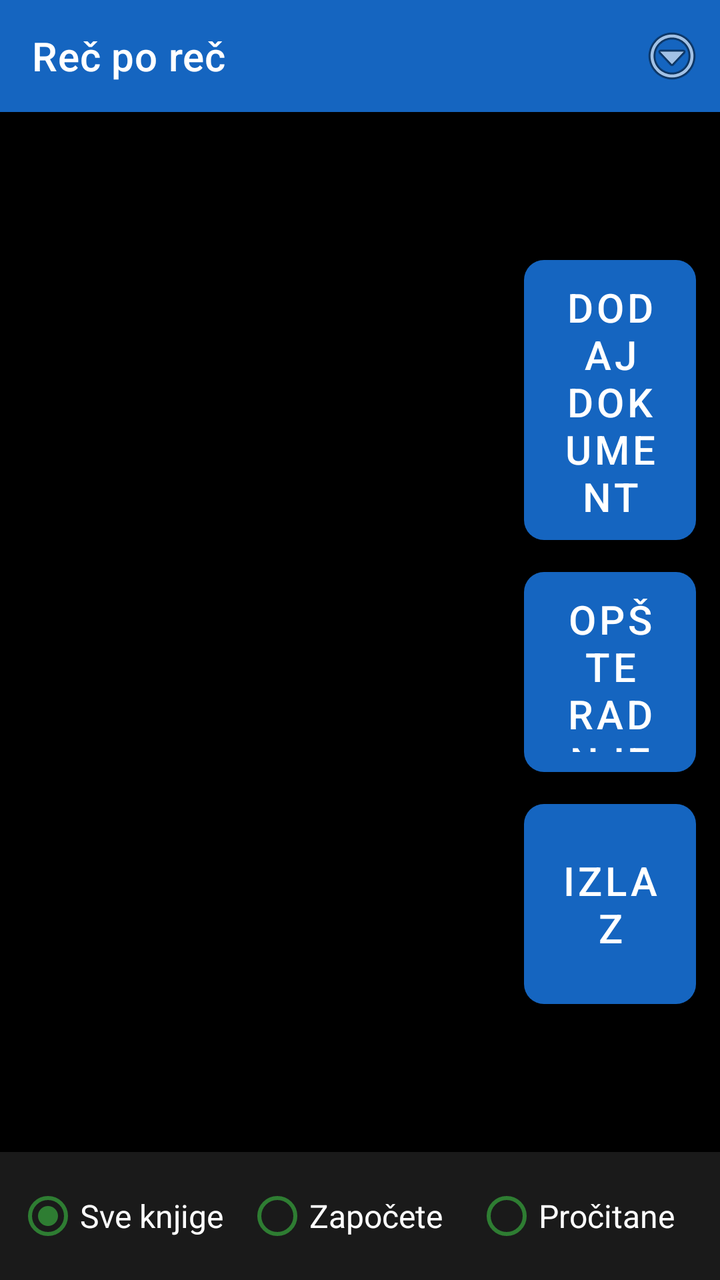
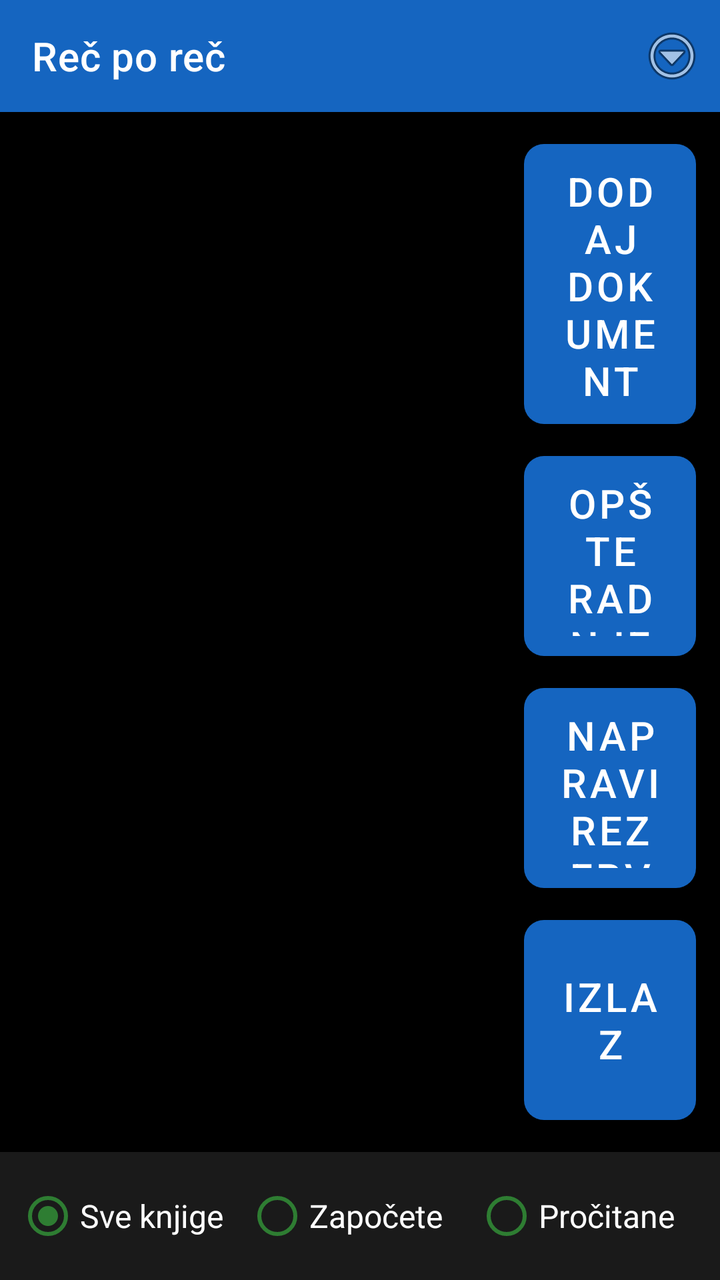

The first picture is an Android layout as it rendered before a commit; the second is the same layout after the commit. The layout source and the unified diff follow.
<!-- AndroidManifest.xml: application theme Theme.RecPoRec -->
<!-- res/layout/activity_document_list.xml -->
<?xml version="1.0" encoding="utf-8"?>
<LinearLayout xmlns:android="http://schemas.android.com/apk/res/android"
    xmlns:app="http://schemas.android.com/apk/res-auto"
    android:layout_width="match_parent"
    android:layout_height="match_parent"
    android:orientation="vertical"
    android:fitsSystemWindows="true"
    android:background="@color/background">

    <androidx.appcompat.widget.Toolbar
        android:id="@+id/toolbar"
        android:layout_width="match_parent"
        android:layout_height="?attr/actionBarSize"
        android:background="@color/btn_voice"
        android:titleTextColor="@color/text_primary"
        app:title="@string/app_name">

        <ImageButton
            android:id="@+id/btnOverflow"
            android:layout_width="48dp"
            android:layout_height="48dp"
            android:layout_gravity="end|center_vertical"
            android:background="@android:color/transparent"
            android:contentDescription="@string/menu_options_button"
            android:src="@android:drawable/ic_menu_more" />
    </androidx.appcompat.widget.Toolbar>

    <LinearLayout
        android:layout_width="match_parent"
        android:layout_height="0dp"
        android:layout_weight="1"
        android:orientation="horizontal">

        <FrameLayout
            android:layout_width="0dp"
            android:layout_height="match_parent"
            android:layout_weight="1">

            <androidx.recyclerview.widget.RecyclerView
                android:id="@+id/recyclerDocuments"
                android:layout_width="match_parent"
                android:layout_height="match_parent"
                android:padding="8dp" />

            <TextView
                android:id="@+id/emptyView"
                android:layout_width="match_parent"
                android:layout_height="match_parent"
                android:gravity="center"
                android:visibility="gone"
                android:padding="24dp"
                android:textSize="20sp"
                android:textColor="@color/text_primary"
                android:text="@string/no_documents" />
        </FrameLayout>

        
        <LinearLayout
            android:layout_width="110dp"
            android:layout_height="match_parent"
            android:orientation="vertical"
            android:gravity="center_vertical"
            android:padding="12dp">

            <Button
                android:id="@+id/btnAddDocument"
                android:layout_width="match_parent"
                android:layout_height="140dp"
                android:textSize="20sp"
                android:backgroundTint="@color/btn_chapter"
                android:textColor="@color/button_text"
                android:background="@drawable/key_button_shape"
                android:contentDescription="Dodaj dokument. Dug pritisak: proveri dozvole."
                android:text="@string/add_document" />

            <Button
                android:id="@+id/btnGeneralActions"
                android:layout_width="match_parent"
                android:layout_height="100dp"
                android:layout_marginTop="16dp"
                android:textSize="20sp"
                android:backgroundTint="@color/btn_combined"
                android:textColor="@color/button_text"
                android:background="@drawable/key_button_shape"
                android:contentDescription="Opšte radnje: odaberi sve, obriši odabrano"
                android:text="Opšte radnje" />

            <Button
                android:id="@+id/btnExit"
                android:layout_width="match_parent"
                android:layout_height="100dp"
                android:layout_marginTop="16dp"
                android:textSize="20sp"
                android:backgroundTint="@color/btn_page_nav"
                android:textColor="@color/button_text"
                android:background="@drawable/key_button_shape"
                android:contentDescription="Izađi iz aplikacije, zaustavlja i rad u pozadini. Dug pritisak: Otkrivanje spoljnog uređaja."
                android:text="Izlaz" />
        </LinearLayout>

    </LinearLayout>

    <RadioGroup
        android:id="@+id/groupLibraryTabs"
        android:layout_width="match_parent"
        android:layout_height="wrap_content"
        android:orientation="horizontal"
        android:background="#1A1A1A"
        android:padding="8dp">

        <RadioButton
            android:id="@+id/tabAllBooks"
            android:layout_width="0dp"
            android:layout_height="wrap_content"
            android:layout_weight="1"
            android:textSize="16sp"
            android:textColor="@color/text_primary"
            android:buttonTint="@color/btn_chapter"
            android:checked="true"
            android:text="Sve knjige" />

        <RadioButton
            android:id="@+id/tabStartedBooks"
            android:layout_width="0dp"
            android:layout_height="wrap_content"
            android:layout_weight="1"
            android:textSize="16sp"
            android:textColor="@color/text_primary"
            android:buttonTint="@color/btn_chapter"
            android:text="Započete" />

        <RadioButton
            android:id="@+id/tabFinishedBooks"
            android:layout_width="0dp"
            android:layout_height="wrap_content"
            android:layout_weight="1"
            android:textSize="16sp"
            android:textColor="@color/text_primary"
            android:buttonTint="@color/btn_chapter"
            android:text="Pročitane" />
    </RadioGroup>

</LinearLayout>
<!-- resources referenced by this layout -->
<resources>
  <color name="background">#000000</color>
  <color name="btn_chapter">#2E7D32</color>
  <color name="btn_combined">#455A64</color>
  <color name="btn_page_nav">#AD1457</color>
  <color name="btn_voice">#1565C0</color>
  <color name="button_text">#FFFFFF</color>
  <color name="text_primary">#FFFFFF</color>
  <!-- drawable key_button_shape (drawable) -->
  <?xml version="1.0" encoding="utf-8"?>
  <shape xmlns:android="http://schemas.android.com/apk/res/android"
      android:shape="rectangle">
      <corners android:radius="10dp" />
      <solid android:color="#FFFFFF" />
  </shape>
  <string name="add_document">Dodaj dokument</string>
  <string name="app_name">Reč po reč</string>
  <string name="menu_options_button">Opcije. Dug pritisak: Statistika čitanja.</string>
  <string name="no_documents">Nema dodatih dokumenata. Dodirnite dugme za dodavanje.</string>
  <style name="Theme.RecPoRec" parent="Theme.MaterialComponents.DayNight.NoActionBar">
          <item name="android:windowBackground">@color/background</item>
          <item name="android:textColorPrimary">@color/text_primary</item>
          <item name="colorPrimary">@color/btn_voice</item>
          <item name="colorOnPrimary">@color/button_text</item>
          <item name="alertDialogTheme">@style/RecPoRecAlertDialog</item>
          <item name="android:alertDialogTheme">@style/RecPoRecAlertDialog</item>
      </style>
  <style name="RecPoRecAlertDialog" parent="Theme.AppCompat.DayNight.Dialog.Alert">
          <item name="android:windowBackground">@color/background</item>
          <item name="android:textColorPrimary">@color/text_primary</item>
          <item name="colorAccent">@color/btn_goto_page</item>
          <item name="android:textAppearanceMedium">@style/RecPoRecDialogText</item>
          <item name="android:textAppearanceListItem">@style/RecPoRecDialogText</item>
          <item name="android:textAppearanceListItemSmall">@style/RecPoRecDialogText</item>
          <item name="buttonBarPositiveButtonStyle">@style/RecPoRecDialogButton</item>
          <item name="buttonBarNegativeButtonStyle">@style/RecPoRecDialogButton</item>
          <item name="buttonBarNeutralButtonStyle">@style/RecPoRecDialogButton</item>
      </style>
  <color name="btn_goto_page">#5D4037</color>
  <style name="RecPoRecDialogText" parent="TextAppearance.AppCompat.Medium">
          <item name="android:textSize">20sp</item>
          <item name="android:textColor">@color/text_primary</item>
      </style>
  <style name="RecPoRecDialogButton" parent="Widget.AppCompat.Button.ButtonBar.AlertDialog">
          <item name="android:textSize">18sp</item>
          <item name="android:textColor">@color/btn_goto_page</item>
          <item name="android:textStyle">bold</item>
      </style>
</resources>

<!-- the commit's change to res/layout/activity_document_list.xml (unified diff, before → after) -->
@@ -86,6 +86,18 @@
                 android:text="Opšte radnje" />
 
             <Button
+                android:id="@+id/btnBackup"
+                android:layout_width="match_parent"
+                android:layout_height="100dp"
+                android:layout_marginTop="16dp"
+                android:textSize="20sp"
+                android:backgroundTint="@color/btn_speed"
+                android:textColor="@color/button_text"
+                android:background="@drawable/key_button_shape"
+                android:contentDescription="Napravi rezervnu kopiju svih dokumenata. Dug pritisak: vrati rezervnu kopiju."
+                android:text="Napravi rezervnu kopiju" />
+
+            <Button
                 android:id="@+id/btnExit"
                 android:layout_width="match_parent"
                 android:layout_height="100dp"
<!-- resource entries referenced after the edit -->
@@ -4,6 +4,7 @@
   <color name="btn_chapter">#2E7D32</color>
   <color name="btn_combined">#455A64</color>
   <color name="btn_page_nav">#AD1457</color>
+  <color name="btn_speed">#00838F</color>
   <color name="btn_voice">#1565C0</color>
   <color name="button_text">#FFFFFF</color>
   <color name="text_primary">#FFFFFF</color>
